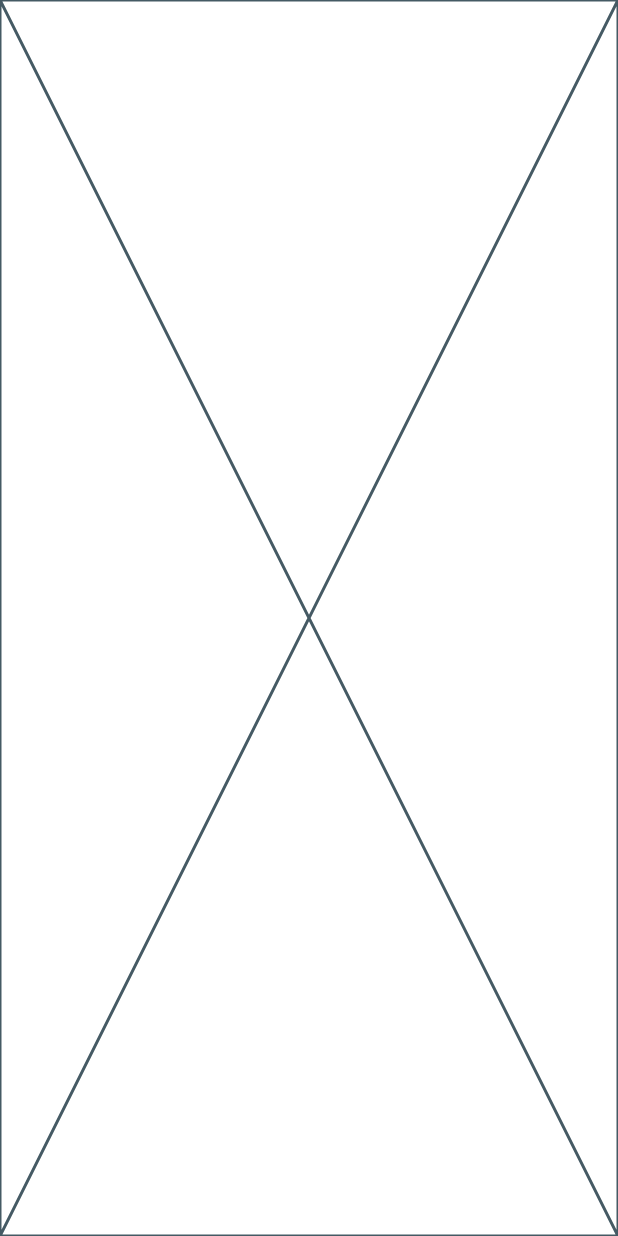
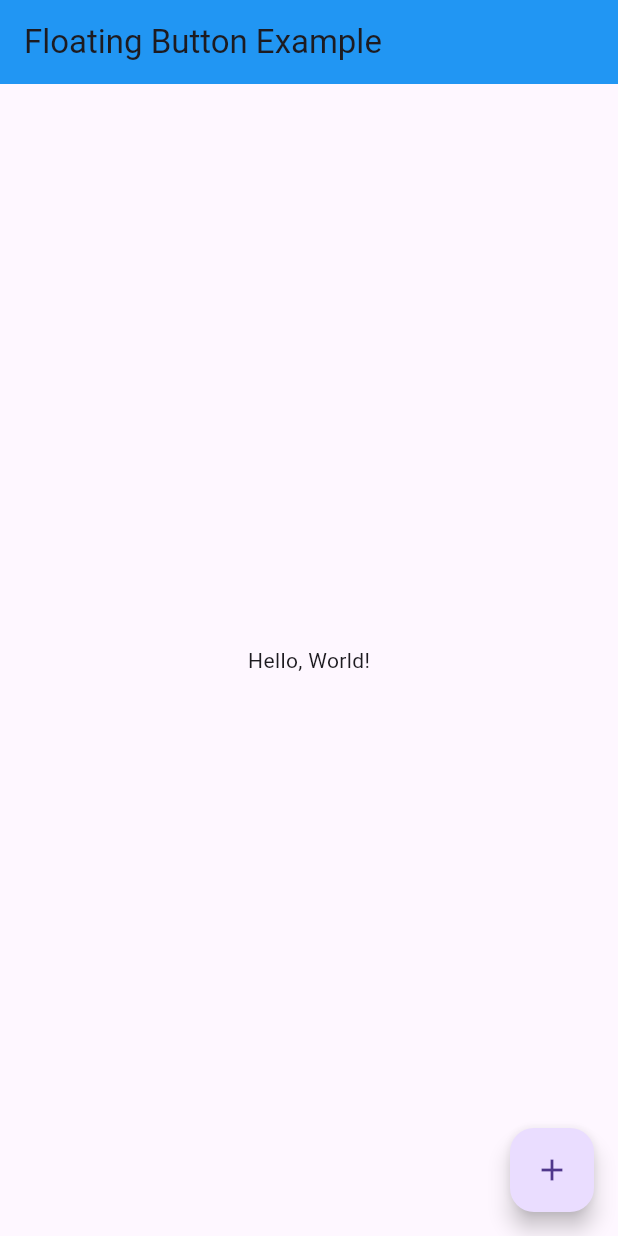
Before and after one commit to mooooo22/store_app, a Flutter app: the screen it shows after launch, on a phone screen of 412 x 824 dp. Run offline on Flutter 3.47's test engine with Material 3 defaults, Android fonts, the phone set to English and light mode, and no system bars; our stand-ins replace dio.

Commit message:
Add API post method and update main.dart

```diff
--- a/lib/main.dart
+++ b/lib/main.dart
@@ -1,14 +1,35 @@
+import 'dart:developer';
+import 'package:dio/dio.dart';
+import 'package:http/http.dart' as http;
+
 import 'package:flutter/material.dart';
+import 'package:store_app/helper/api.dart';
 
 void main() {
   runApp(const MyApp());
 }
 
 class MyApp extends StatelessWidget {
-  const MyApp({super.key});
+  const MyApp({Key? key}) : super(key: key);
 
   @override
   Widget build(BuildContext context) {
-    return const Placeholder();
+    return MaterialApp(
+      home: Scaffold(
+        appBar: AppBar(
+          title: const Text('Floating Button Example'),
+          backgroundColor: Colors.blue,
+        ),
+        body: const Center(
+          child: Text('Hello, World!'),
+        ),
+        floatingActionButton: FloatingActionButton(
+          onPressed: () async {
+
+          },
+          child: const Icon(Icons.add),
+        ),
+      ),
+    );
   }
 }
--- a/pubspec.yaml
+++ b/pubspec.yaml
@@ -36,6 +36,7 @@ dependencies:
   # Use with the CupertinoIcons class for iOS style icons.
   cupertino_icons: ^1.0.6
   dio: ^5.4.1
+  http: ^1.2.1
 
 dev_dependencies:
   flutter_test:
```
Also changed, not shown: lib/helper/api.dart (+27 -1 lines), lib/services/add_product.dart (added, +20 -0 lines), pubspec.lock.
